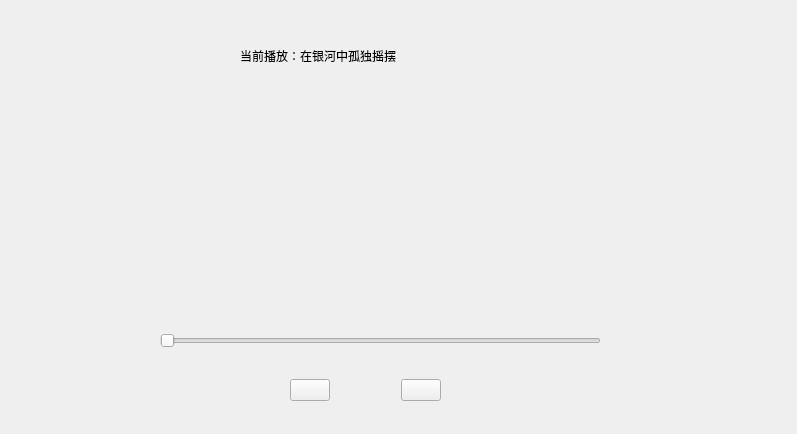
This is mainwindow.ui in Louhc/robinplayer as Qt 5 draws it before an edit. The edited form follows.
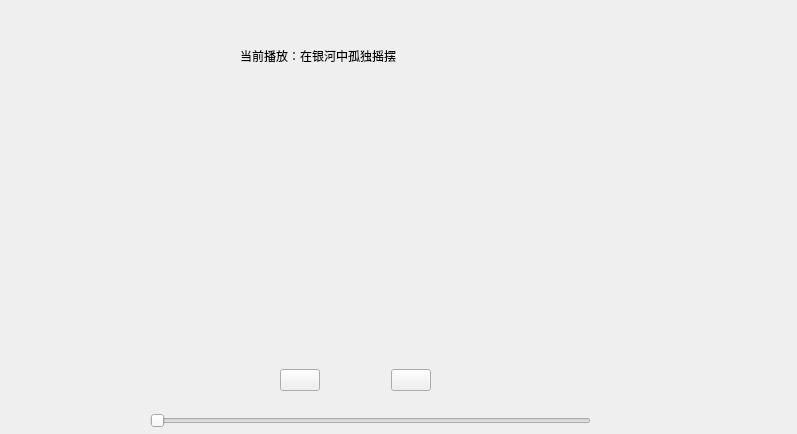
This is the edited form.

Commit message: Modify the Widget class name to MainWindow to enhance readability

```diff
--- a/mainwindow.ui
+++ b/mainwindow.ui
@@ -29,8 +29,8 @@
   <widget class="QSlider" name="progressBar">
    <property name="geometry">
     <rect>
-     <x>160</x>
-     <y>330</y>
+     <x>150</x>
+     <y>410</y>
      <width>441</width>
      <height>22</height>
     </rect>
@@ -58,8 +58,8 @@
   <widget class="QWidget" name="">
    <property name="geometry">
     <rect>
-     <x>290</x>
-     <y>360</y>
+     <x>280</x>
+     <y>350</y>
      <width>151</width>
      <height>61</height>
     </rect>
```
Left out of the diff: 4 changed lines with no effect on the pictures. The commit also changes 5 other files.
